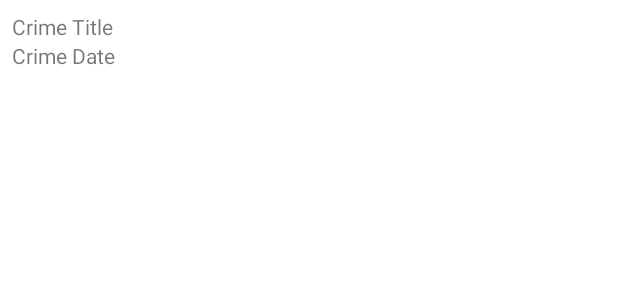
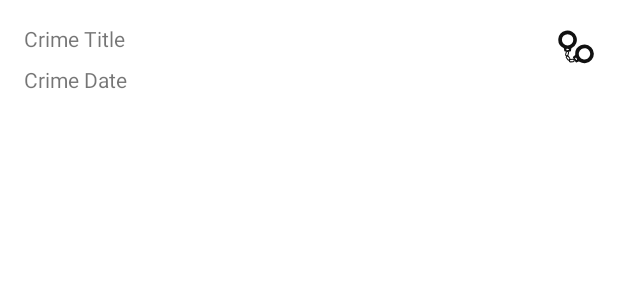
Before and after one commit to JRSiwiecki/CriminalIntent, an Android app: the layout list_item_crime.xml on its own in the app's theme, with its tools: preview values and no code run, on a phone screen of 412 x 824 dp. Shown: the top 300 px of the screen. Run offline under Robolectric (Android 15) with nearby library versions, the phone set to English and light mode, and no system bars.

Commit message:
Move list item crime to constraint layout, add icon

```diff
--- a/app/src/main/res/layout/list_item_crime.xml
+++ b/app/src/main/res/layout/list_item_crime.xml
@@ -1,20 +1,43 @@
 <?xml version="1.0" encoding="utf-8"?>
-<LinearLayout xmlns:android="http://schemas.android.com/apk/res/android"
-    android:orientation="vertical"
+<androidx.constraintlayout.widget.ConstraintLayout xmlns:android="http://schemas.android.com/apk/res/android"
+    xmlns:app="http://schemas.android.com/apk/res-auto"
+    xmlns:tools="http://schemas.android.com/tools"
+    android:id="@+id/linearLayout"
     android:layout_width="match_parent"
-    android:layout_height="wrap_content"
-    android:padding="8dp">
+    android:layout_height="wrap_content">
 
     <TextView
         android:id="@+id/crime_title"
-        android:layout_width="match_parent"
+        android:layout_width="0dp"
         android:layout_height="wrap_content"
-        android:text="Crime Title"/>
+        android:layout_marginStart="16dp"
+        android:layout_marginTop="16dp"
+        android:layout_marginEnd="8dp"
+        android:text="Crime Title"
+        app:layout_constraintEnd_toStartOf="@+id/imageView"
+        app:layout_constraintStart_toStartOf="parent"
+        app:layout_constraintTop_toTopOf="parent" />
 
     <TextView
         android:id="@+id/crime_date"
-        android:layout_width="match_parent"
+        android:layout_width="0dp"
         android:layout_height="wrap_content"
-        android:text="Crime Date"/>
+        android:layout_marginStart="16dp"
+        android:layout_marginTop="8dp"
+        android:layout_marginEnd="8dp"
+        android:text="Crime Date"
+        app:layout_constraintEnd_toStartOf="@+id/imageView"
+        app:layout_constraintStart_toStartOf="parent"
+        app:layout_constraintTop_toBottomOf="@+id/crime_title" />
 
-</LinearLayout>
+    <ImageView
+        android:id="@+id/imageView"
+        android:layout_width="wrap_content"
+        android:layout_height="wrap_content"
+        android:layout_marginEnd="16dp"
+        app:layout_constraintBottom_toBottomOf="parent"
+        app:layout_constraintEnd_toEndOf="parent"
+        app:layout_constraintTop_toTopOf="parent"
+        app:srcCompat="@drawable/ic_solved" />
+
+</androidx.constraintlayout.widget.ConstraintLayout>
```
